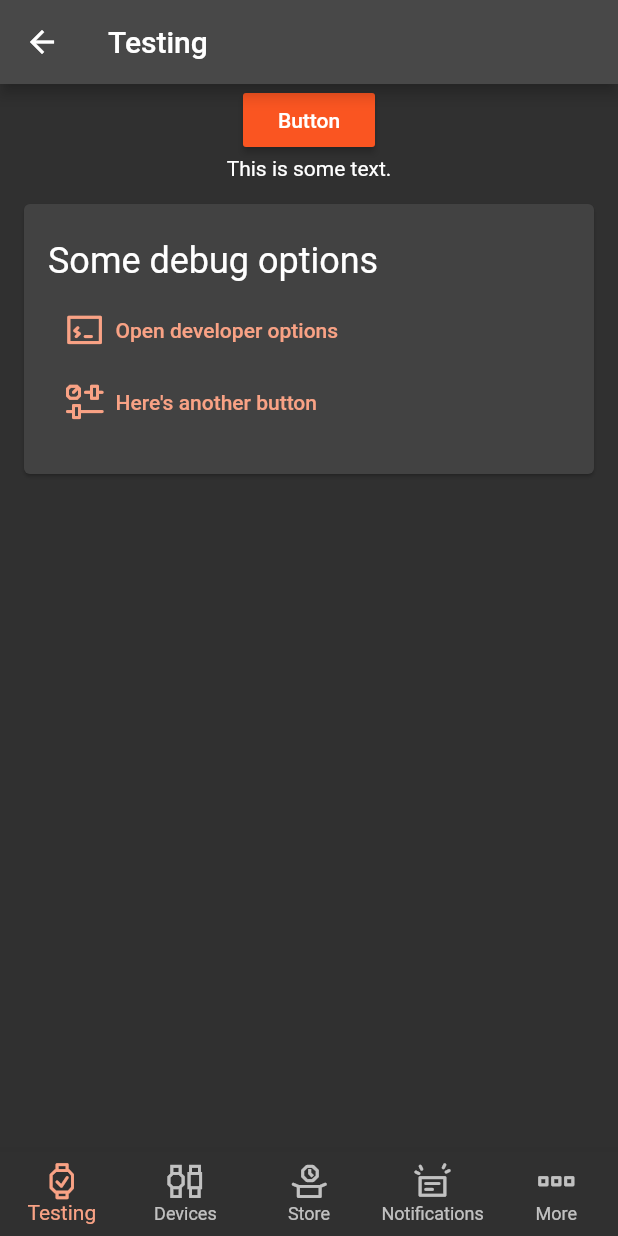
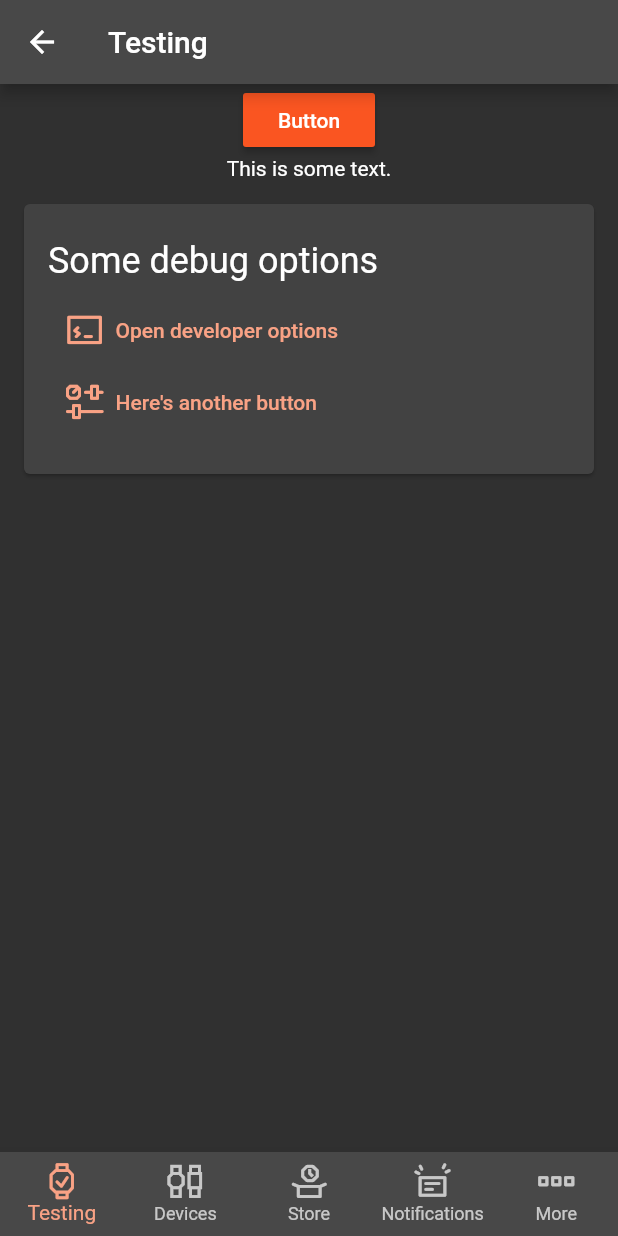
Before and after one commit to pebble-dev/mobile-app, a Flutter app: the HomePage screen opened by its route, on a phone screen of 412 x 824 dp. Run offline on Flutter 3.47's test engine with Material 2 defaults, Android fonts, the phone set to English and light mode, and no system bars; our stand-ins replace shared_preferences, sqflite, webview_flutter; accounts and stored records are empty.

Commit message:
Manually add backgroundColor to BottomNavigationBar while it's disabled in the THeme

```diff
--- a/lib/ui/home/HomePage.dart
+++ b/lib/ui/home/HomePage.dart
@@ -1,6 +1,7 @@
 import 'dart:ui';
 
 import 'package:flutter/material.dart';
+import 'package:fossil/ui/Theme.dart';
 import 'package:fossil/ui/common/icons/fonts/RebbleIconsStroke.dart';
 import 'package:fossil/ui/home/tabs/StoreTab.dart';
 import 'package:fossil/ui/home/tabs/TestTab.dart';
@@ -13,7 +14,8 @@ class HomePage extends StatefulWidget {
 
 class _HomePageState extends State<HomePage> {
   int _currentIndex = 0;
-  List<Widget> _tabs = <Widget>[ //TODO: replace this
+  List<Widget> _tabs = <Widget>[
+    //TODO: replace this
     TestTab(),
     PairPage(), // setup page is not the same as devices tab but it works for now
     StoreTab(),
@@ -40,6 +42,7 @@ class _HomePageState extends State<HomePage> {
     return Scaffold(
       bottomNavigationBar: BottomNavigationBar(
         type: BottomNavigationBarType.fixed,
+        backgroundColor: RebbleTheme.colorScheme.surface,
         onTap: _onTabTap,
         currentIndex: _currentIndex,
         items: _tabBarOptions.entries
```
